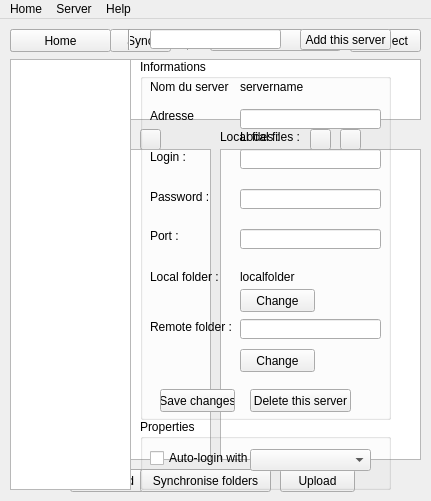
DGIProject/ProgFTP, file ProgFTP/proftp.ui: the form before one commit.
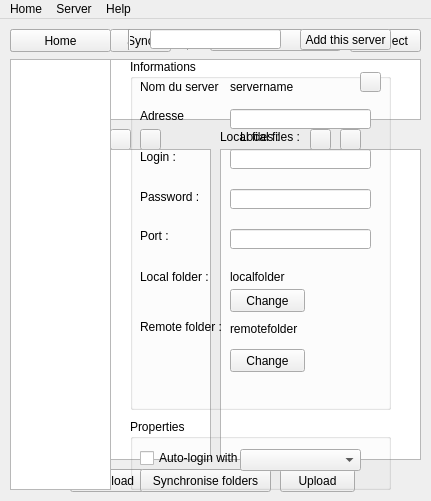
The form after the commit. Icons and pictures are not drawn.

Diff of the .ui file:
```diff
--- a/ProgFTP/proftp.ui
+++ b/ProgFTP/proftp.ui
@@ -425,7 +425,7 @@
       <rect>
        <x>10</x>
        <y>40</y>
-       <width>121</width>
+       <width>101</width>
        <height>431</height>
       </rect>
      </property>
@@ -433,10 +433,10 @@
     <widget class="QGroupBox" name="informationsServerBox">
      <property name="geometry">
       <rect>
-       <x>140</x>
+       <x>130</x>
        <y>40</y>
-       <width>251</width>
-       <height>361</height>
+       <width>261</width>
+       <height>351</height>
       </rect>
      </property>
      <property name="title">
@@ -445,14 +445,18 @@
      <widget class="QPushButton" name="buttonDeleteServers">
       <property name="geometry">
        <rect>
-        <x>110</x>
-        <y>330</y>
-        <width>101</width>
-        <height>23</height>
+        <x>230</x>
+        <y>13</y>
+        <width>21</width>
+        <height>20</height>
        </rect>
       </property>
       <property name="text">
-       <string>Delete this server</string>
+       <string/>
+      </property>
+      <property name="icon">
+       <iconset>
+        <normaloff>../ProgFTP-build-desktop-Qt_4_8_1_for_Desktop_-_MinGW__Qt_SDK__Debug/images/notsync.png</normaloff>../ProgFTP-build-desktop-Qt_4_8_1_for_Desktop_-_MinGW__Qt_SDK__Debug/images/notsync.png</iconset>
       </property>
      </widget>
      <widget class="QLabel" name="label_2">
@@ -473,7 +477,7 @@
        <rect>
         <x>100</x>
         <y>20</y>
-        <width>141</width>
+        <width>121</width>
         <height>16</height>
        </rect>
       </property>
@@ -628,29 +632,6 @@
        <string>Change</string>
       </property>
      </widget>
-     <widget class="QPushButton" name="buttonSaveChangesServer">
-      <property name="geometry">
-       <rect>
-        <x>20</x>
-        <y>330</y>
-        <width>75</width>
-        <height>23</height>
-       </rect>
-      </property>
-      <property name="text">
-       <string>Save changes</string>
-      </property>
-     </widget>
-     <widget class="QLineEdit" name="remoteFolderEdit">
-      <property name="geometry">
-       <rect>
-        <x>100</x>
-        <y>260</y>
-        <width>141</width>
-        <height>20</height>
-       </rect>
-      </property>
-     </widget>
      <widget class="QLabel" name="localFolderLabel">
       <property name="geometry">
        <rect>
@@ -664,13 +645,26 @@
        <string>localfolder</string>
       </property>
      </widget>
+     <widget class="QLabel" name="remoteFolderLabel">
+      <property name="geometry">
+       <rect>
+        <x>100</x>
+        <y>260</y>
+        <width>141</width>
+        <height>20</height>
+       </rect>
+      </property>
+      <property name="text">
+       <string>remotefolder</string>
+      </property>
+     </widget>
     </widget>
     <widget class="QGroupBox" name="propertiesBox">
      <property name="geometry">
       <rect>
-       <x>140</x>
+       <x>130</x>
        <y>400</y>
-       <width>251</width>
+       <width>261</width>
        <height>71</height>
       </rect>
      </property>
```
